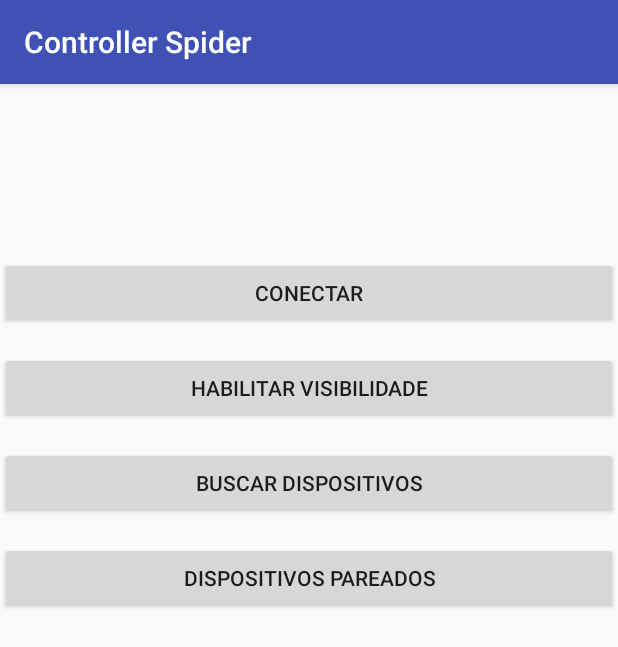
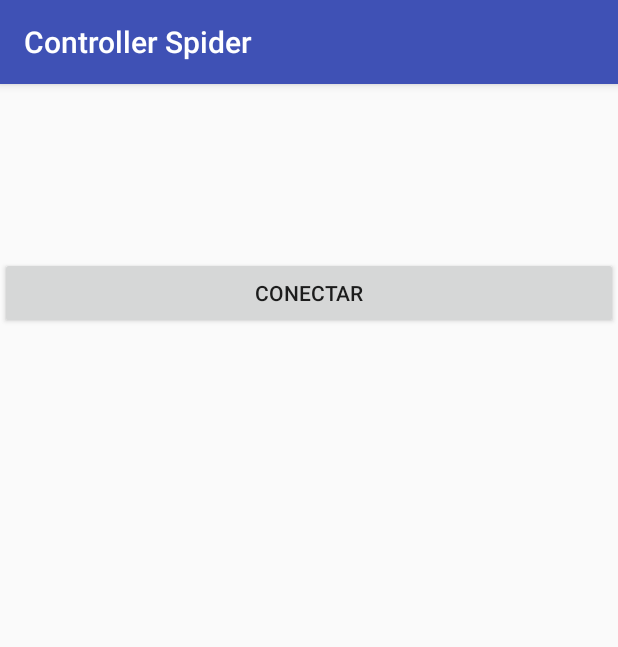
Before and after one commit to naeliofreires/android-bluetooth-arduino, an Android app: the screen it shows after launch (MainActivity), on a phone screen of 412 x 824 dp. Shown: the top 647 px of the screen. Run offline under Robolectric (Android 15) with nearby library versions, the phone set to English and light mode, and no system bars.

Commit message:
refatorando codigo

```diff
--- a/app/src/main/AndroidManifest.xml
+++ b/app/src/main/AndroidManifest.xml
@@ -25,7 +25,6 @@
             </intent-filter>
         </activity>
         <activity android:name=".MainActivity" />
-        <activity android:name=".PairedDevicesActivity" />
         <activity
             android:name=".controles.ControlleRemotoActivity"
             android:configChanges="orientation"
--- a/app/src/main/java/com/br/ufc/bluetooth_android_arduino/MainActivity.java
+++ b/app/src/main/java/com/br/ufc/bluetooth_android_arduino/MainActivity.java
@@ -9,6 +9,7 @@ import android.content.IntentFilter;
 import android.os.Bundle;
 import android.support.v7.app.AlertDialog;
 import android.support.v7.app.AppCompatActivity;
+import android.view.View;
 import android.widget.ArrayAdapter;
 import android.widget.Button;
 import android.widget.Toast;
@@ -26,8 +27,7 @@ public class MainActivity extends AppCompatActivity {
     /**
      * Buttons
      */
-    private Button buttonOpenDialog;
-    private Button buttonAparelhosPareados;
+    private Button btnConectar;
     private Button buttonProcurarDispositivos;
     private Button buttonHabilitarVisibilidade;
 
@@ -68,14 +68,17 @@ public class MainActivity extends AppCompatActivity {
         super.onCreate(savedInstanceState);
         setContentView(R.layout.activity_main);
 
-        /**
-         * Alert Dialog
-         */
+        this.configuracaoBluetooth();
+
+        this.btnConectar = findViewById(R.id.btnConectar);
         this.lista_dispositivos = new ArrayAdapter<>(this, android.R.layout.simple_list_item_1);
-        this.buttonOpenDialog = findViewById(R.id.buttonOpenDialog);
+        this.btnConectar.setOnClickListener(view -> configurationDialog());
 
-        this.buttonOpenDialog.setOnClickListener(view -> configurationDialog());
+        this.procurarDispositivos();
+        this.habilitarVisibilidade();
+    }
 
+    void configuracaoBluetooth() {
         final BluetoothAdapter btAdapter = BluetoothAdapter.getDefaultAdapter();
 
         //  Verificando se o Bluetooth existe e esta funcionando no aparelho
@@ -93,34 +96,18 @@ public class MainActivity extends AppCompatActivity {
         } else {
             Toast.makeText(getApplicationContext(), "Bluetooth esta ativado!", Toast.LENGTH_SHORT).show();
         }
+    }
 
-        /**
-         * Action of List Paired Devices
-         */
-        this.buttonAparelhosPareados = findViewById(R.id.buttonDispositivosPareados);
+    void procurarDispositivos() {
+        this.buttonProcurarDispositivos = findViewById(R.id.buttonProcurarDispositivos);
+        this.buttonProcurarDispositivos.setVisibility(View.INVISIBLE);
+        this.buttonProcurarDispositivos.setOnClickListener((v) -> discoverDevices());
+    }
 
-        this.buttonAparelhosPareados.setOnClickListener((v) -> {
-            openPairedDevices();
-        });
-
-
-        /**
-         * Action of Searcher News Devices
-         */
-        this.buttonProcurarDispositivos = findViewById(R.id.buttonProcurarDispositivos);
-
-        this.buttonProcurarDispositivos.setOnClickListener((v) -> {
-            discoverDevices();
-        });
-
-        /**
-         * Enable Visibility Of Bluetooth
-         */
+    void habilitarVisibilidade() {
         this.buttonHabilitarVisibilidade = findViewById(R.id.buttonHabilitarVisibilidade);
-
-        this.buttonHabilitarVisibilidade.setOnClickListener((v) -> {
-            enableVisibility();
-        });
+        this.buttonHabilitarVisibilidade.setVisibility(View.INVISIBLE);
+        this.buttonHabilitarVisibilidade.setOnClickListener((v) -> enableVisibility());
     }
 
     void configurationDialog() {
@@ -193,12 +180,6 @@ public class MainActivity extends AppCompatActivity {
         }
     }
 
-    // visualizando dispositivos pareados
-    private void openPairedDevices() {
-        Intent searchPairedDevicesIntent = new Intent(MainActivity.this, PairedDevicesActivity.class);
-        startActivityForResult(searchPairedDevicesIntent, SELECT_PAIRED_DEVICE);
-    }
-
     // procurando dispositivos
     private void discoverDevices() {
         Intent searchPairedDevicesIntent = new Intent(this, ProcurarDispositivosActivity.class);
@@ -212,21 +193,4 @@ public class MainActivity extends AppCompatActivity {
         startActivity(discoverableIntent);
     }
 
-//    Handler
-//    public static Handler handler = new Handler() {
-//        @Override
-//        public void handleMessage(Message msg) {
-//
-//            Bundle bundle = msg.getData();
-//            byte[] data = bundle.getByteArray("data");
-//            String dataString= new String(data);
-//
-//            if(dataString.equals("---N"))
-//                statusMessage.setText("Ocorreu um erro durante a conexão D:");
-//            else if(dataString.equals("---S"))
-//                statusMessage.setText("Conectado :D");
-//
-//        }
-//    };
-
 }
--- a/app/src/main/res/layout/activity_main.xml
+++ b/app/src/main/res/layout/activity_main.xml
@@ -17,7 +17,7 @@
         tools:layout_editor_absoluteX="0dp">
 
         <Button
-            android:id="@+id/buttonOpenDialog"
+            android:id="@+id/btnConectar"
             android:layout_width="match_parent"
             android:layout_height="wrap_content"
             android:layout_marginTop="15dp"
@@ -37,13 +37,6 @@
             android:layout_marginTop="15dp"
             android:text="@string/buscar_dispositivos" />
 
-        <Button
-            android:id="@+id/buttonDispositivosPareados"
-
-            android:layout_width="match_parent"
-            android:layout_height="wrap_content"
-            android:layout_marginTop="15dp"
-            android:text="@string/dispositivos_pareados" />
     </LinearLayout>
 
 </android.support.constraint.ConstraintLayout>
```
Also changed, not shown: app/src/main/java/com/br/ufc/bluetooth_android_arduino/PairedDevicesActivity.java (deleted, +0 -67 lines), app/src/main/res/layout/activity_aparelhos_pareados.xml (deleted, +0 -23 lines).
